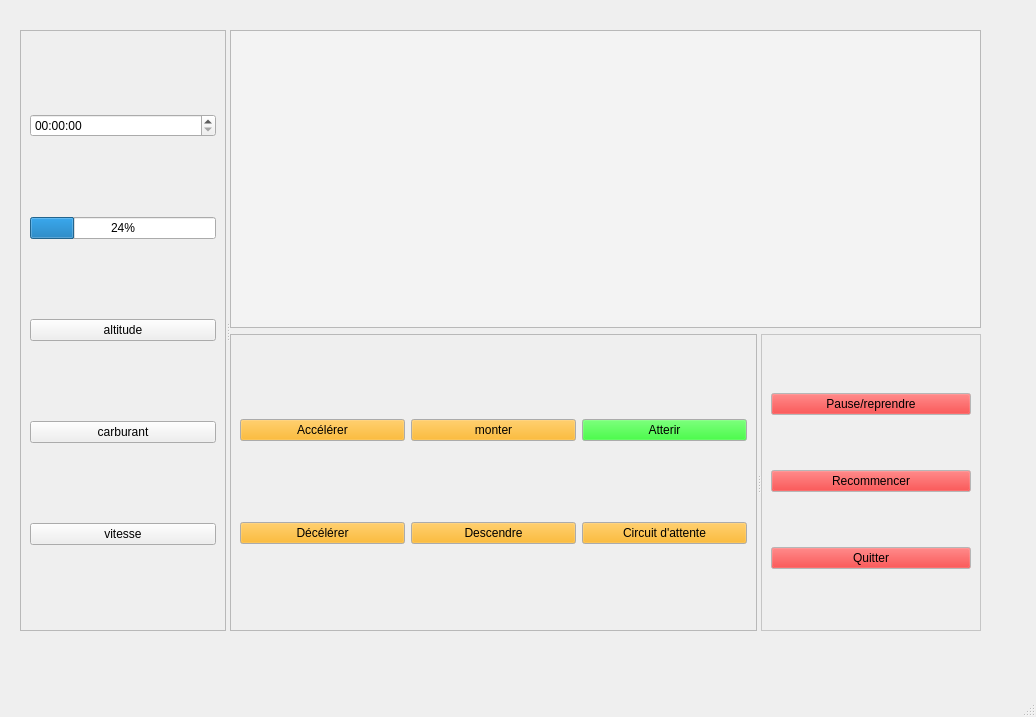
Qt form mainwindow.ui (arcreane/python-project-enzo-yasmina) before a commit.
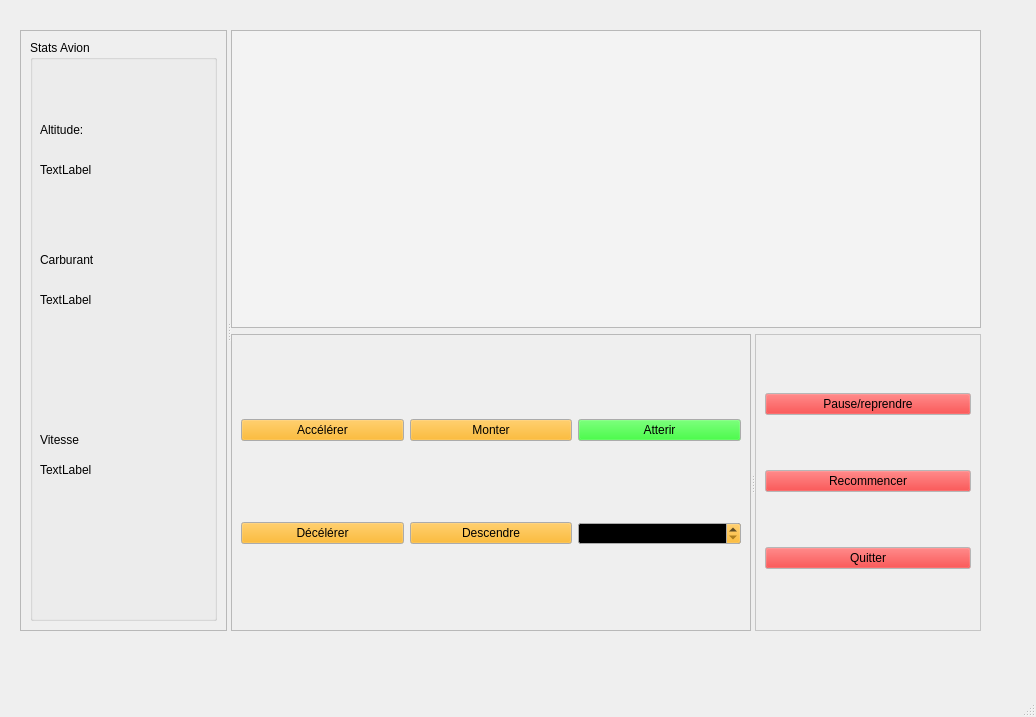
The same form after that commit.

Commit message: Stats avion

What changed in the file:
```diff
--- a/mainwindow.ui
+++ b/mainwindow.ui
@@ -98,89 +98,88 @@
      </property>
      <layout class="QVBoxLayout" name="verticalLayout_2">
       <item>
-       <widget class="QTimeEdit" name="timeEdit">
-        <property name="palette">
-         <palette>
-          <active>
-           <colorrole role="Base">
-            <brush brushstyle="SolidPattern">
-             <color alpha="255">
-              <red>255</red>
-              <green>255</green>
-              <blue>255</blue>
-             </color>
-            </brush>
-           </colorrole>
-          </active>
-          <inactive>
-           <colorrole role="Base">
-            <brush brushstyle="SolidPattern">
-             <color alpha="255">
-              <red>255</red>
-              <green>255</green>
-              <blue>255</blue>
-             </color>
-            </brush>
-           </colorrole>
-          </inactive>
-          <disabled/>
-         </palette>
+       <widget class="QGroupBox" name="groupBox">
+        <property name="title">
+         <string>Stats Avion</string>
         </property>
-       </widget>
-      </item>
-      <item>
-       <widget class="QProgressBar" name="progressBar">
-        <property name="palette">
-         <palette>
-          <active>
-           <colorrole role="Base">
-            <brush brushstyle="SolidPattern">
-             <color alpha="255">
-              <red>255</red>
-              <green>255</green>
-              <blue>255</blue>
-             </color>
-            </brush>
-           </colorrole>
-          </active>
-          <inactive>
-           <colorrole role="Base">
-            <brush brushstyle="SolidPattern">
-             <color alpha="255">
-              <red>255</red>
-              <green>255</green>
-              <blue>255</blue>
-             </color>
-            </brush>
-           </colorrole>
-          </inactive>
-          <disabled/>
-         </palette>
-        </property>
-        <property name="value">
-         <number>24</number>
-        </property>
-       </widget>
-      </item>
-      <item>
-       <widget class="QPushButton" name="pushButton">
-        <property name="text">
-         <string>altitude</string>
-        </property>
-       </widget>
-      </item>
-      <item>
-       <widget class="QPushButton" name="pushButton_3">
-        <property name="text">
-         <string>carburant</string>
-        </property>
-       </widget>
-      </item>
-      <item>
-       <widget class="QPushButton" name="pushButton_4">
-        <property name="text">
-         <string>vitesse</string>
-        </property>
+        <widget class="QLabel" name="carburant">
+         <property name="geometry">
+          <rect>
+           <x>10</x>
+           <y>250</y>
+           <width>58</width>
+           <height>19</height>
+          </rect>
+         </property>
+         <property name="text">
+          <string>TextLabel</string>
+         </property>
+        </widget>
+        <widget class="QLabel" name="label_2">
+         <property name="geometry">
+          <rect>
+           <x>10</x>
+           <y>80</y>
+           <width>58</width>
+           <height>19</height>
+          </rect>
+         </property>
+         <property name="text">
+          <string>Altitude:</string>
+         </property>
+        </widget>
+        <widget class="QLabel" name="altitude">
+         <property name="geometry">
+          <rect>
+           <x>10</x>
+           <y>120</y>
+           <width>58</width>
+           <height>19</height>
+          </rect>
+         </property>
+         <property name="text">
+          <string>TextLabel</string>
+         </property>
+        </widget>
+        <widget class="QLabel" name="label_4">
+         <property name="geometry">
+          <rect>
+           <x>10</x>
+           <y>210</y>
+           <width>58</width>
+           <height>19</height>
+          </rect>
+         </property>
+         <property name="text">
+          <string>Carburant</string>
+         </property>
+        </widget>
+        <widget class="QLabel" name="label_5">
+         <property name="geometry">
+          <rect>
+           <x>10</x>
+           <y>390</y>
+           <width>58</width>
+           <height>19</height>
+          </rect>
+         </property>
+         <property name="text">
+          <string>Vitesse</string>
+         </property>
+        </widget>
+        <widget class="QLabel" name="vitesse">
+         <property name="geometry">
+          <rect>
+           <x>10</x>
+           <y>420</y>
+           <width>58</width>
+           <height>19</height>
+          </rect>
+         </property>
+         <property name="text">
+          <string>TextLabel</string>
+         </property>
+        </widget>
        </widget>
       </item>
      </layout>
@@ -314,6 +313,9 @@
           <enum>QFrame::Raised</enum>
          </property>
          <layout class="QGridLayout" name="gridLayout">
+          <item row="3" column="2">
+           <widget class="QSpinBox" name="spinBox"/>
+          </item>
           <item row="1" column="2">
            <widget class="QPushButton" name="atterrir">
             <property name="palette">
@@ -358,10 +360,24 @@
             </property>
            </widget>
           </item>
-          <item row="2" column="2">
-           <widget class="QPushButton" name="circuit">
+          <item row="1" column="1">
+           <widget class="QPushButton" name="monter">
             <property name="text">
-             <string>Circuit d'attente</string>
+             <string>Monter</string>
+            </property>
+           </widget>
+          </item>
+          <item row="3" column="0">
+           <widget class="QPushButton" name="decelerer">
+            <property name="text">
+             <string>Décélérer</string>
+            </property>
+           </widget>
+          </item>
+          <item row="3" column="1">
+           <widget class="QPushButton" name="descendre">
+            <property name="text">
+             <string>Descendre</string>
             </property>
            </widget>
           </item>
@@ -372,27 +388,6 @@
             </property>
            </widget>
           </item>
-          <item row="2" column="1">
-           <widget class="QPushButton" name="descendre">
-            <property name="text">
-             <string>Descendre</string>
-            </property>
-           </widget>
-          </item>
-          <item row="2" column="0">
-           <widget class="QPushButton" name="decelerer">
-            <property name="text">
-             <string>Décélérer</string>
-            </property>
-           </widget>
-          </item>
-          <item row="1" column="1">
-           <widget class="QPushButton" name="monter">
-            <property name="text">
-             <string>monter</string>
-            </property>
-           </widget>
-          </item>
          </layout>
         </widget>
         <widget class="QFrame" name="menu">
```
